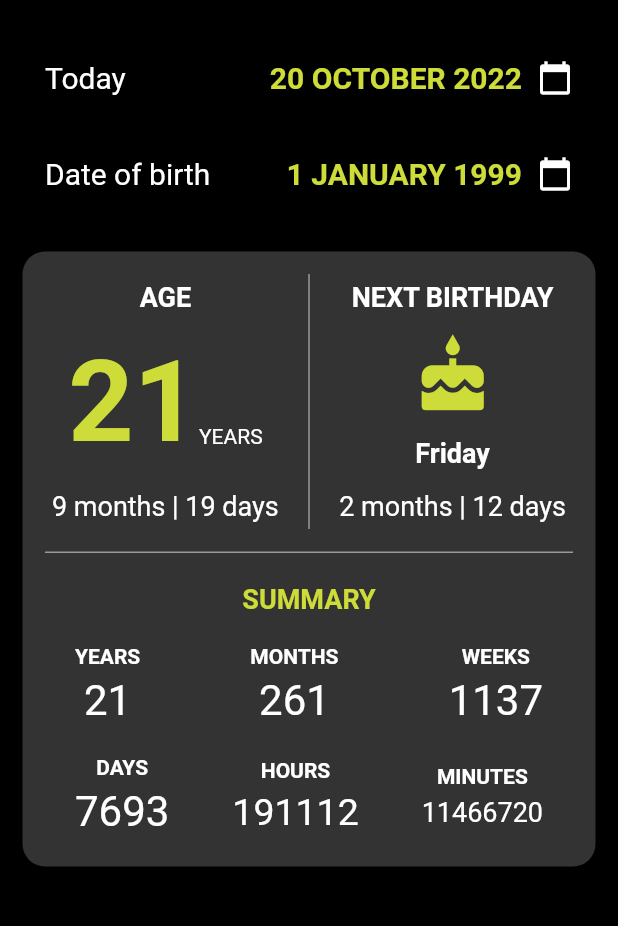
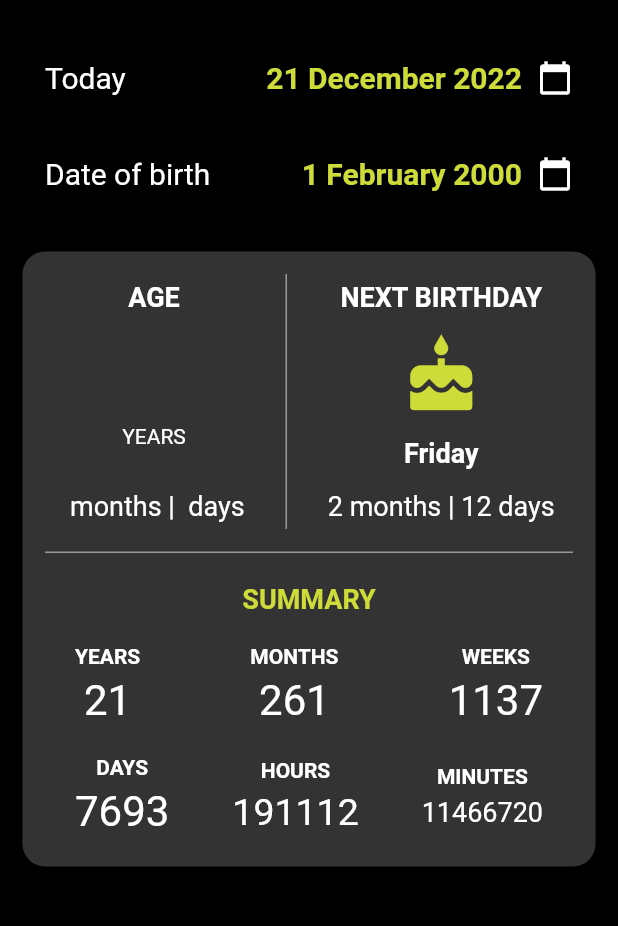
Before and after one commit to Ammar-Ishfaq/Flutter-Age-Calculator, a Flutter app: the screen it shows after launch, on a phone screen of 412 x 824 dp, the part 95-1021 px from its top. Run offline on Flutter 3.47's test engine with Material 2 defaults, Android fonts, the light colour scheme and no system bars; missing offline and left inert: age.

Commit message:
- ui update - person age calculating done

```diff
--- a/lib/home_page.dart
+++ b/lib/screens/home_page.dart
@@ -1,4 +1,6 @@
+import 'package:age/age.dart';
 import 'package:flutter/material.dart';
+import 'package:flutter_age_calculator_1/services/age_calculator.dart';
 
 class HomePage extends StatefulWidget {
   const HomePage({Key? key}) : super(key: key);
@@ -8,6 +10,56 @@
 }
 
 class _HomePageState extends State<HomePage> {
+  AgeDuration? _ageDuration;
+  DateTime todayDate = DateTime.now();
+  DateTime dob = DateTime(2000, 1, 1);
+  List<String> months = [
+    "January",
+    "February",
+    "March",
+    "April",
+    "May",
+    "June",
+    "July",
+    "August",
+    "September",
+    "October",
+    "November",
+    "December"
+  ];
+
+  Future<void> _selectTodayDate(BuildContext context) async {
+    final DateTime? picked = await showDatePicker(
+        context: context,
+        initialDate: todayDate,
+        firstDate: dob,
+        lastDate: DateTime(2101));
+    if (picked != null && picked != todayDate) {
+      setState(() {
+        todayDate = picked;
+      });
+    }
+  }
+
+  Future<void> _selectDobDate(BuildContext context) async {
+    final DateTime? picked = await showDatePicker(
+        context: context,
+        initialDate: todayDate,
+        firstDate: DateTime(1900),
+        lastDate: todayDate);
+    if (picked != null && picked != dob) {
+      setState(() {
+        dob = picked;
+      });
+    }
+  }
+
+  @override
+  void initState() {
+    super.initState();
+    _ageDuration = AgeCalculator().calculateAge(todayDate, dob);
+  }
+
   @override
   Widget build(BuildContext context) {
     return SafeArea(
@@ -45,21 +97,26 @@
                         fontSize: 20),
                   ),
                   Row(
-                    children: const [
+                    children: [
                       Text(
-                        "20 OCTOBER 2022",
-                        style: TextStyle(
+                        "${todayDate.day} ${months[todayDate.month]} ${todayDate.year}",
+                        style: const TextStyle(
                           color: Color(0xffCDDC39),
                           fontSize: 20,
                           fontWeight: FontWeight.w700,
                         ),
                       ),
-                      SizedBox(
+                      const SizedBox(
                         width: 10,
                       ),
-                      Icon(
-                        Icons.calendar_today,
-                        color: Colors.white,
+                      GestureDetector(
+                        onTap: () {
+                          _selectTodayDate(context);
+                        },
+                        child: const Icon(
+                          Icons.calendar_today,
+                          color: Colors.white,
+                        ),
                       ),
                     ],
                   )
@@ -82,21 +139,26 @@
                         fontSize: 20),
                   ),
                   Row(
-                    children: const [
+                    children: [
                       Text(
-                        "1 JANUARY 1999",
-                        style: TextStyle(
+                        "${dob.day} ${months[dob.month]} ${dob.year}",
+                        style: const TextStyle(
                           color: Color(0xffCDDC39),
                           fontSize: 20,
                           fontWeight: FontWeight.w700,
                         ),
                       ),
-                      SizedBox(
+                      const SizedBox(
                         width: 10,
                       ),
-                      Icon(
-                        Icons.calendar_today,
-                        color: Colors.white,
+                      GestureDetector(
+                        onTap: () {
+                          _selectDobDate(context);
+                        },
+                        child: const Icon(
+                          Icons.calendar_today,
+                          color: Colors.white,
+                        ),
                       ),
                     ],
                   )
@@ -130,15 +192,15 @@
                             ),
                             Row(
                               crossAxisAlignment: CrossAxisAlignment.end,
-                              children: const [
+                              children: [
                                 Text(
-                                  "21",
-                                  style: TextStyle(
+                                  "${_ageDuration?.years}",
+                                  style: const TextStyle(
                                       color: Color(0xffCDDC39),
                                       fontWeight: FontWeight.w700,
                                       fontSize: 76),
                                 ),
-                                Padding(
+                                const Padding(
                                   padding: EdgeInsets.only(bottom: 13.0),
                                   child: Text(
                                     "YEARS",
@@ -147,9 +209,9 @@
                                 )
                               ],
                             ),
-                            const Text(
-                              "9 months | 19 days",
-                              style: TextStyle(
+                            Text(
+                              "${_ageDuration?.months} months | ${_ageDuration?.days} days",
+                              style: const TextStyle(
                                   color: Colors.white,
                                   fontWeight: FontWeight.w400,
                                   fontSize: 18),
@@ -222,17 +284,17 @@
                       children: [
                         Column(
                           children: const [
-                            Text(
+                            const Text(
                               "YEARS",
                               style: TextStyle(
                                   color: Colors.white,
                                   fontWeight: FontWeight.w700,
                                   fontSize: 14),
                             ),
-                            SizedBox(
+                            const SizedBox(
                               height: 5,
                             ),
-                            Text(
+                            const Text(
                               "21",
                               style: TextStyle(
                                   color: Colors.white,
--- a/lib/main.dart
+++ b/lib/screens/main.dart
@@ -1,5 +1,5 @@
 import 'package:flutter/material.dart';
-import 'package:flutter_age_calculator_1/home_page.dart';
+import 'package:flutter_age_calculator_1/screens/home_page.dart';
 
 void main() {
   runApp(const MyApp());
--- /dev/null
+++ b/lib/services/age_calculator.dart
@@ -0,0 +1,19 @@
+import 'package:age/age.dart';
+
+class AgeCalculator {
+  //calculate age of a person
+  AgeDuration calculateAge(DateTime today, DateTime birthDay) {
+    AgeDuration age;
+    age = Age.dateDifference(
+        fromDate: birthDay, toDate: today, includeToDate: false);
+    return age;
+  }
+
+//calculate next birthday of the person
+  AgeDuration calculateNextBirthday(DateTime today, DateTime birthDay) {
+    AgeDuration age;
+    age = Age.dateDifference(
+        fromDate: birthDay, toDate: today, includeToDate: false);
+    return age;
+  }
+}
--- a/pubspec.yaml
+++ b/pubspec.yaml
@@ -36,6 +36,7 @@
   # The following adds the Cupertino Icons font to your application.
   # Use with the CupertinoIcons class for iOS style icons.
   cupertino_icons: ^1.0.2
+  age: ^0.0.1
 
 dev_dependencies:
   flutter_test:
```
Also changed, not shown: pubspec.lock, 1 other file.
